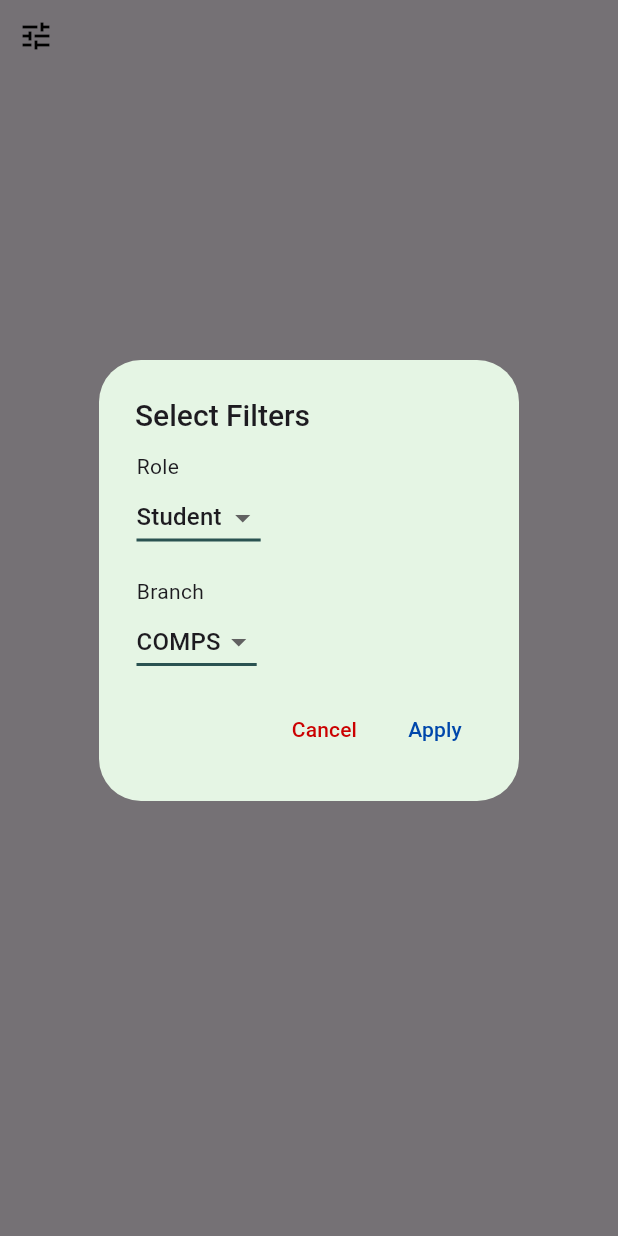
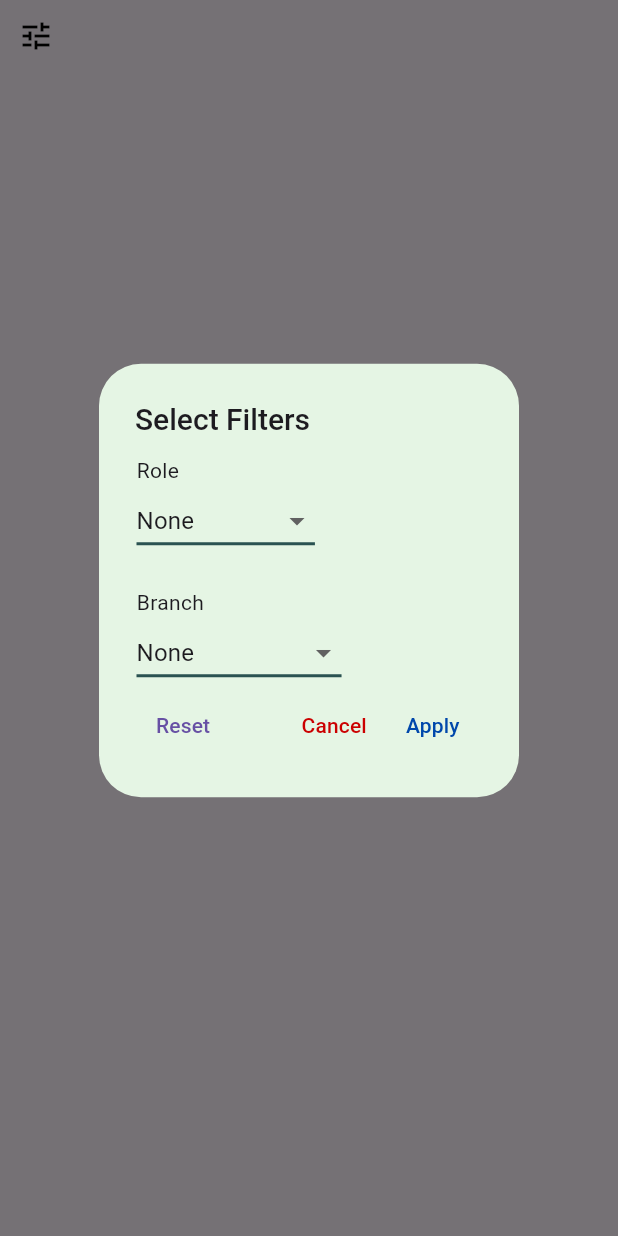
Before and after one commit to SuyeshJadhav/acamedia, a Flutter app: the FilterButton widget shown alone on an empty page, opened directly, after a tap on the "tune" icon, on a phone screen of 412 x 824 dp. Run offline on Flutter 3.47's test engine with Material 3 defaults, Android fonts, the phone set to English and light mode, and no system bars; our stand-ins replace flutter_riverpod, google_fonts, shared_preferences, toggle_switch; accounts and stored records are empty.

Commit message:
added reset function in filters

```diff
--- a/frontend/lib/widgets/search_widgets/filter_button.dart
+++ b/frontend/lib/widgets/search_widgets/filter_button.dart
@@ -1,8 +1,8 @@
 import 'package:flutter/material.dart';
 import 'package:frontend/util/colors.dart';
 
-const List<String> roles = ['Student', 'Teacher'];
-const List<String> branch = ['COMPS', 'IT', 'MECH', 'ETRX'];
+const List<String> roles = ['Student', 'Teacher', 'None'];
+const List<String> branch = ['COMPS', 'IT', 'MECH', 'ETRX', 'None'];
 
 class FilterButton extends StatefulWidget {
   const FilterButton({super.key});
@@ -12,8 +12,8 @@ class FilterButton extends StatefulWidget {
 }
 
 class _FilterButtonState extends State<FilterButton> {
-  String roleValue = roles.first;
-  String branchValue = branch.first;
+  String roleValue = 'None';
+  String branchValue = 'None';
 
   @override
   Widget build(BuildContext context) {
@@ -76,8 +76,7 @@ class _FilterDialogState extends State<FilterDialog> {
     return AlertDialog(
       backgroundColor: AppColors.blueGreen,
       insetPadding: const EdgeInsets.only(bottom: 50.0),
-      contentPadding:
-          const EdgeInsets.symmetric(vertical: 10.0, horizontal: 25.0),
+      contentPadding: const EdgeInsets.only(top: 10.0, left: 25.0, right: 25.0),
       title: const Text(
         'Select Filters',
         style: TextStyle(fontSize: 20.0, fontWeight: FontWeight.w500),
@@ -94,6 +93,7 @@ class _FilterDialogState extends State<FilterDialog> {
                   selectedRole = newValue!;
                 });
               },
+              hint: const Text("Select a Role"),
               underline: Container(
                 height: 2,
                 color: AppColors.darkGreen, // Change underline color here
@@ -101,11 +101,14 @@ class _FilterDialogState extends State<FilterDialog> {
               items: roles.map((value) {
                 return DropdownMenuItem<String>(
                   value: value,
-                  child: Text(value),
+                  child: Text(
+                    value,
+                    style: const TextStyle(fontWeight: FontWeight.normal),
+                  ),
                 );
               }).toList(),
             ),
-            const SizedBox(height: 15),
+            const SizedBox(height: 20),
             const Text('Branch'),
             DropdownButton<String>(
               value: selectedBranch,
@@ -114,6 +117,7 @@ class _FilterDialogState extends State<FilterDialog> {
                   selectedBranch = newValue!;
                 });
               },
+              hint: const Text("Select a branch"),
               underline: Container(
                 height: 2,
                 color: AppColors.darkGreen, // Change underline color here
@@ -121,7 +125,10 @@ class _FilterDialogState extends State<FilterDialog> {
               items: branch.map((value) {
                 return DropdownMenuItem<String>(
                   value: value,
-                  child: Text(value),
+                  child: Text(
+                    value,
+                    style: const TextStyle(fontWeight: FontWeight.normal),
+                  ),
                 );
               }).toList(),
             ),
@@ -129,6 +136,19 @@ class _FilterDialogState extends State<FilterDialog> {
         ),
       ),
       actions: [
+        Row(
+          children: [
+            TextButton(
+                onPressed: (() {
+                  setState(() {
+                    selectedRole = 'None';
+                    selectedBranch = 'None';
+                  });
+                }),
+                child: const Text('Reset')),
+            const SizedBox(width: 35.0),
+            Row(
+              children: [
                 TextButton(
                   onPressed: () {
                     Navigator.pop(context);
@@ -149,6 +169,10 @@ class _FilterDialogState extends State<FilterDialog> {
                   ),
                 ),
               ],
+            )
+          ],
+        )
+      ],
     );
   }
 }
```
Lines whose indentation alone changed are shown as unchanged.
